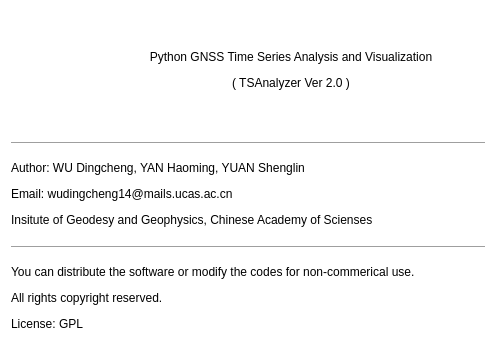
wudingcheng/TSAnalyzer, file TSAnalyzer/resources/ui/about.ui: the form before one commit.
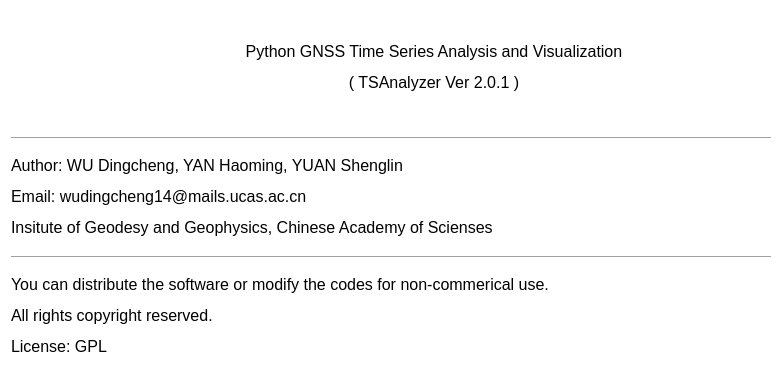
The form after the commit. Icons and pictures are not drawn.

Diff of the .ui file:
```diff
--- a/TSAnalyzer/resources/ui/about.ui
+++ b/TSAnalyzer/resources/ui/about.ui
@@ -6,8 +6,8 @@
    <rect>
     <x>0</x>
     <y>0</y>
-    <width>496</width>
-    <height>342</height>
+    <width>782</width>
+    <height>367</height>
    </rect>
   </property>
   <property name="sizePolicy">
@@ -22,12 +22,6 @@
     <height>342</height>
    </size>
   </property>
-  <property name="maximumSize">
-   <size>
-    <width>496</width>
-    <height>342</height>
-   </size>
-  </property>
   <property name="windowTitle">
    <string>TSAnalyzer</string>
   </property>
@@ -72,7 +66,7 @@
      <item>
       <widget class="QLabel" name="label_2">
        <property name="text">
-        <string>&lt;html&gt;&lt;head/&gt;&lt;body&gt;&lt;p align=&quot;center&quot;&gt;Python GNSS Time Series Analysis and Visualization&lt;/p&gt;&lt;p align=&quot;center&quot;&gt;( TSAnalyzer Ver 2.0 )&lt;/p&gt;&lt;/body&gt;&lt;/html&gt;</string>
+        <string>&lt;html&gt;&lt;head/&gt;&lt;body&gt;&lt;p align=&quot;center&quot;&gt;&lt;span style=&quot; font-size:12pt;&quot;&gt;Python GNSS Time Series Analysis and Visualization&lt;/span&gt;&lt;/p&gt;&lt;p align=&quot;center&quot;&gt;&lt;span style=&quot; font-size:12pt;&quot;&gt;( TSAnalyzer Ver 2.0.1 )&lt;/span&gt;&lt;/p&gt;&lt;/body&gt;&lt;/html&gt;</string>
        </property>
       </widget>
      </item>
@@ -84,7 +78,7 @@
       <bool>true</bool>
      </property>
      <property name="text">
-      <string>&lt;html&gt;&lt;head/&gt;&lt;body&gt;&lt;hr/&gt;&lt;p&gt;Author: WU Dingcheng, YAN Haoming, YUAN Shenglin&lt;/p&gt;&lt;p&gt;Email: wudingcheng14@mails.ucas.ac.cn&lt;/p&gt;&lt;p&gt;Insitute of Geodesy and Geophysics, Chinese Academy of Scienses&lt;/p&gt;&lt;hr/&gt;&lt;p&gt;You can distribute the software or modify the codes for non-commerical use. &lt;/p&gt;&lt;p&gt;All rights copyright reserved. &lt;/p&gt;&lt;p&gt;License: GPL&lt;/p&gt;&lt;/body&gt;&lt;/html&gt;</string>
+      <string>&lt;html&gt;&lt;head/&gt;&lt;body&gt;&lt;hr/&gt;&lt;p&gt;&lt;span style=&quot; font-size:12pt;&quot;&gt;Author: WU Dingcheng, YAN Haoming, YUAN Shenglin&lt;/span&gt;&lt;/p&gt;&lt;p&gt;&lt;span style=&quot; font-size:12pt;&quot;&gt;Email: wudingcheng14@mails.ucas.ac.cn&lt;/span&gt;&lt;/p&gt;&lt;p&gt;&lt;span style=&quot; font-size:12pt;&quot;&gt;Insitute of Geodesy and Geophysics, Chinese Academy of Scienses&lt;/span&gt;&lt;/p&gt;&lt;hr/&gt;&lt;p&gt;&lt;span style=&quot; font-size:12pt;&quot;&gt;You can distribute the software or modify the codes for non-commerical use. &lt;/span&gt;&lt;/p&gt;&lt;p&gt;&lt;span style=&quot; font-size:12pt;&quot;&gt;All rights copyright reserved. &lt;/span&gt;&lt;/p&gt;&lt;p&gt;&lt;span style=&quot; font-size:12pt;&quot;&gt;License: GPL&lt;/span&gt;&lt;/p&gt;&lt;/body&gt;&lt;/html&gt;</string>
      </property>
     </widget>
    </item>
```
Left out of the diff: 3 changed lines with no effect on the pictures.
